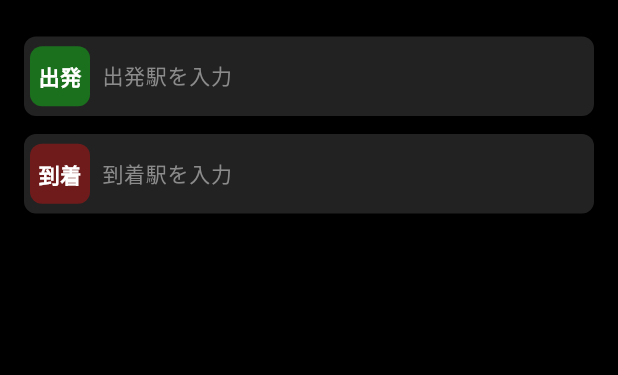
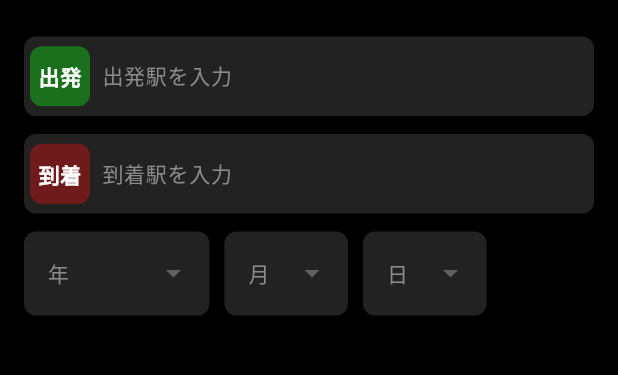
Before and after one commit to Izana180/onGoing_Nebosuke_trainRouteSearch, a Flutter app: the screen it shows after launch, on a phone screen of 412 x 824 dp, the part 210-585 px from its top. Run offline on Flutter 3.47's test engine with Material 3 defaults, Android fonts, the phone set to English and light mode, and no system bars; our stand-ins replace flutter_hooks, hooks_riverpod.

Commit message:
年月日の選択リストを追加

```diff
--- a/lib/presentation/pages/top_page.dart
+++ b/lib/presentation/pages/top_page.dart
@@ -1,9 +1,34 @@
 import 'package:flutter/material.dart';
 import 'package:hooks_riverpod/hooks_riverpod.dart';
 import 'package:flutter_hooks/flutter_hooks.dart';
+import 'package:nebosuke_trainroutesearch/domain/top_page_domain.dart';
 import 'package:nebosuke_trainroutesearch/presentation/parts/input/custom_basic_input.dart';
+import 'package:nebosuke_trainroutesearch/presentation/parts/input/custom_select_box.dart';
 
 class TopPage extends HookConsumerWidget {
+  // 年月日の選択肢を生成
+  List<CustomSelectItem> selectYear = List.generate(
+    2025 - 2020 + 1,  // 要素数
+    (index) {
+      int year = 2020 + index;
+      return CustomSelectItem<int>(value: year, label: '$year年');
+    },
+  );
+  List<CustomSelectItem> selectMonth = List.generate(
+    12,
+    (index) {
+      int month = index+1;
+      return CustomSelectItem<int>(value: month, label: '$month月');
+    },
+  );
+  List<CustomSelectItem> selectDay = List.generate(
+    31,
+    (index) {
+      int day = index+1;
+      return CustomSelectItem<int>(value: day, label: '$day日');
+    },
+  );
+
   @override
   Widget build(BuildContext context, WidgetRef ref) {
     final screenWidth = MediaQuery.of(context).size.width;
@@ -31,6 +56,38 @@ class TopPage extends HookConsumerWidget {
               hintText: '到着駅を入力',
               textEditingController: arrivalController
             ),
+            SizedBox(height: 12),
+            // 年月日を横並びに表示
+            // TODO:今日の日付をデフォルト表示するか、現在時刻に設定するボタンを追加
+            Row(
+              children: [
+                SizedBox(
+                  width: screenWidth * 0.3,
+                  child: CustomSelectBox<int>(
+                    value: selectYearState,
+                    hintText: '年',
+                    items: selectYear,
+                  ),
+                ),
+                const SizedBox(width: 10),
+                SizedBox(
+                  width: screenWidth * 0.2,
+                  child: CustomSelectBox<int>(
+                    value: selectMonthState,
+                    hintText: '月',
+                    items: selectMonth,
+                  ),
+                ),
+                const SizedBox(width: 10),
+                SizedBox(
+                  width: screenWidth * 0.2,
+                  child: CustomSelectBox<int>(
+                    value: selectDayState,
+                    hintText: '日',
+                    items: selectDay,
+                  ),
+                )
+            ],)
           ],
         ),
       ),
```
